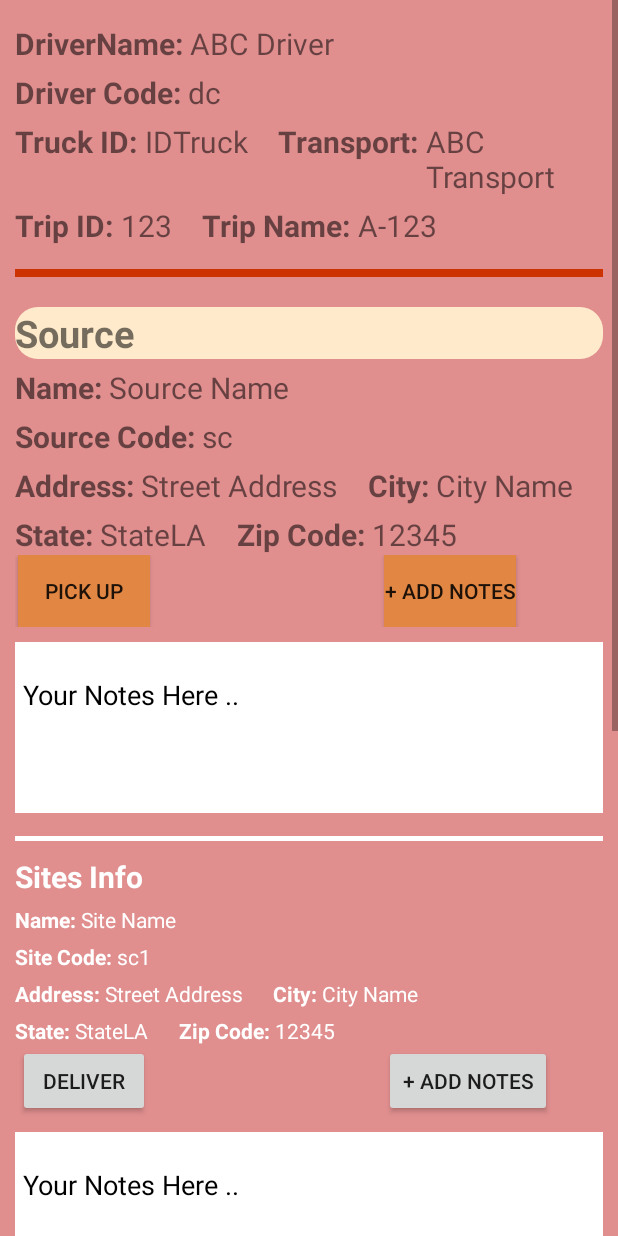
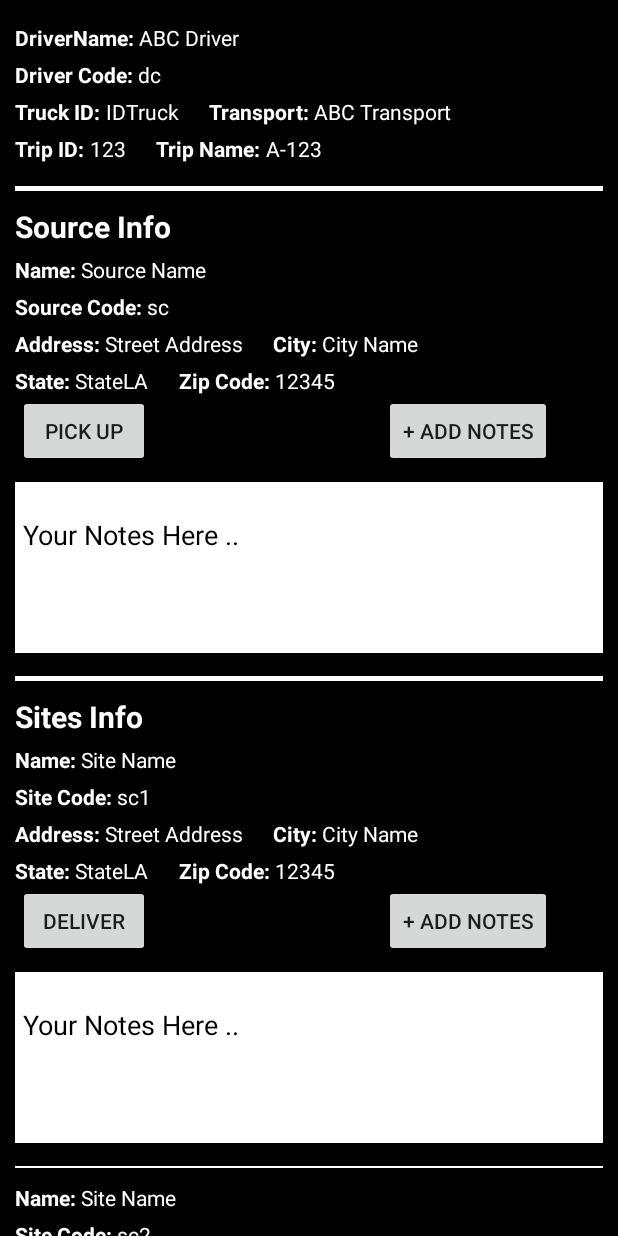
Before and after one commit to suraaj3poudel/Team-Koala, an Android app: the layout fragment_triplist.xml on its own in the app's theme, with its tools: preview values and no code run, on a phone screen of 412 x 824 dp. Run offline under Robolectric (Android 15) with nearby library versions, the phone set to English and light mode, and no system bars; network calls fail.

Commit message:
Finishing up

```diff
--- a/app/src/main/res/layout/activity_main.xml
+++ b/app/src/main/res/layout/activity_main.xml
@@ -60,7 +60,7 @@
         android:orientation="horizontal"
         app:layout_constraintBottom_toBottomOf="parent"
         app:layout_constraintEnd_toEndOf="parent"
-        app:layout_constraintHorizontal_bias="0.0"
+        app:layout_constraintHorizontal_bias="1.0"
         app:layout_constraintStart_toStartOf="parent"
         app:layout_constraintTop_toTopOf="parent"
         app:layout_constraintVertical_bias="0.0">
@@ -103,8 +103,7 @@
                 android:inputType="textEmailAddress"
                 android:paddingHorizontal="30dp"
                 android:textColorHint="#F44336"
-                android:textSize="20sp"
-                />
+                android:textSize="20sp" />
         </LinearLayout>
 
         <LinearLayout
@@ -145,10 +144,10 @@
             android:id="@+id/layout3"
             android:layout_width="0dp"
             android:layout_height="wrap_content"
-            android:background="@drawable/driveridbox"
             android:layout_marginLeft="70dp"
             android:layout_marginRight="50dp"
             android:layout_marginBottom="20dp"
+            android:background="@drawable/driveridbox"
             app:layout_constraintBottom_toBottomOf="parent"
             app:layout_constraintEnd_toEndOf="parent"
             app:layout_constraintStart_toStartOf="parent"
@@ -171,6 +170,17 @@
                 app:layout_constraintStart_toStartOf="parent" />
         </androidx.appcompat.widget.LinearLayoutCompat>
 
+        <TextView
+            android:id="@+id/textView2"
+            android:layout_width="wrap_content"
+            android:layout_height="wrap_content"
+            android:layout_marginTop="24dp"
+            android:text="Just hit login"
+            android:textColor="@android:color/black"
+            app:layout_constraintEnd_toEndOf="parent"
+            app:layout_constraintStart_toStartOf="parent"
+            app:layout_constraintTop_toBottomOf="@+id/layout3" />
+
 
     </androidx.constraintlayout.widget.ConstraintLayout>
 
--- a/app/src/main/res/layout/fragment_triplist.xml
+++ b/app/src/main/res/layout/fragment_triplist.xml
@@ -1,16 +1,14 @@
 <?xml version="1.0" encoding="utf-8"?>
 
 <ScrollView xmlns:android="http://schemas.android.com/apk/res/android"
-    xmlns:app="http://schemas.android.com/apk/res-auto"
     android:layout_height="wrap_content"
-    android:layout_width="match_parent"
-    android:background="@color/peach"
-    >
+    android:layout_width="match_parent">
 
     <LinearLayout
         android:orientation="vertical" android:layout_width="match_parent"
         android:layout_height="match_parent"
         android:padding="10dp"
+        android:background="@android:color/black"
         android:id="@+id/parent_layout">
 
 
@@ -21,14 +19,14 @@
             <TextView
                 android:layout_width="wrap_content"
                 android:layout_height="wrap_content"
+                android:textColor="@android:color/white"
                 android:layout_marginTop="5dp"
-                android:textSize="20sp"
                 android:textStyle="bold"
                 android:text="DriverName: "/>
 
             <TextView
                 android:layout_width="wrap_content"
-                android:textSize="20sp"
+                android:textColor="@android:color/white"
                 android:layout_height="wrap_content"
                 android:id="@+id/driver"
                 android:layout_marginTop="5dp"
@@ -44,8 +42,8 @@
             <TextView
                 android:layout_width="wrap_content"
                 android:layout_height="wrap_content"
+                android:textColor="@android:color/white"
                 android:layout_marginTop="5dp"
-                android:textSize="20sp"
                 android:textStyle="bold"
                 android:text="Driver Code: "/>
 
@@ -54,9 +52,8 @@
                 android:layout_width="match_parent"
                 android:layout_height="wrap_content"
                 android:layout_marginTop="5dp"
-                android:textSize="20sp"
                 android:text="dc"
-                 />
+                android:textColor="@android:color/white" />
 
         </LinearLayout>
 
@@ -69,7 +66,7 @@
             <TextView
                 android:layout_width="wrap_content"
                 android:layout_height="wrap_content"
-                android:textSize="20sp"
+                android:textColor="@android:color/white"
                 android:layout_marginTop="5dp"
                 android:textStyle="bold"
                 android:text="Truck ID: "/>
@@ -77,7 +74,7 @@
             <TextView
                 android:layout_width="match_parent"
                 android:layout_height="wrap_content"
-                android:textSize="20sp"
+                android:textColor="@android:color/white"
                 android:id="@+id/truckID"
                 android:layout_marginTop="5dp"
                 android:text="IDTruck"/>
@@ -86,7 +83,7 @@
                 android:layout_width="wrap_content"
                 android:layout_height="wrap_content"
                 android:layout_marginTop="5dp"
-                android:textSize="20sp"
+                android:textColor="@android:color/white"
                 android:textStyle="bold"
                 android:layout_marginLeft="20dp"
                 android:text="Transport: "/>
@@ -94,8 +91,8 @@
             <TextView
                 android:layout_width="match_parent"
                 android:layout_height="wrap_content"
+                android:textColor="@android:color/white"
                 android:id="@+id/truckDes"
-                android:textSize="20sp"
                 android:layout_marginTop="5dp"
                 android:text="ABC Transport"/>
 
@@ -110,7 +107,7 @@
             <TextView
                 android:layout_width="wrap_content"
                 android:layout_height="wrap_content"
-                android:textSize="20sp"
+                android:textColor="@android:color/white"
                 android:layout_marginTop="5dp"
                 android:textStyle="bold"
                 android:text="Trip ID: "/>
@@ -118,7 +115,7 @@
             <TextView
                 android:layout_width="match_parent"
                 android:layout_height="wrap_content"
-                android:textSize="20sp"
+                android:textColor="@android:color/white"
                 android:id="@+id/tripID"
                 android:layout_marginTop="5dp"
                 android:text="123"/>
@@ -126,17 +123,16 @@
             <TextView
                 android:layout_width="wrap_content"
                 android:layout_height="wrap_content"
-
+                android:textColor="@android:color/white"
                 android:layout_marginTop="5dp"
                 android:layout_marginLeft="20dp"
-                android:textSize="20sp"
                 android:textStyle="bold"
                 android:text="Trip Name: "/>
 
             <TextView
                 android:layout_width="match_parent"
                 android:layout_height="wrap_content"
-                android:textSize="20sp"
+                android:textColor="@android:color/white"
                 android:id="@+id/tripName"
                 android:layout_marginTop="5dp"
                 android:text="A-123"/>
@@ -146,23 +142,20 @@
         <View
             android:id="@+id/divider1"
             android:layout_width="match_parent"
-            android:layout_height="5dp"
+            android:layout_height="3dp"
             android:layout_marginTop="15dp"
-            android:background="@color/red" />
+            android:background="@android:color/white" />
 
 
 
         <TextView
             android:layout_width="match_parent"
             android:layout_height="wrap_content"
-
-            android:layout_marginTop="20dp"
+            android:textColor="@android:color/white"
+            android:layout_marginTop="10dp"
             android:textStyle="bold"
-            android:textSize="25sp"
-
-            android:background="@drawable/driveridbox"
-
-            android:text="Source "/>
+            android:textSize="20dp"
+            android:text="Source Info"/>
 
         <LinearLayout
             android:layout_width="wrap_content"
@@ -172,7 +165,7 @@
             <TextView
                 android:layout_width="wrap_content"
                 android:layout_height="wrap_content"
-                android:textSize="20sp"
+                android:textColor="@android:color/white"
                 android:layout_marginTop="5dp"
                 android:textStyle="bold"
                 android:text="Name: "/>
@@ -180,7 +173,7 @@
             <TextView
                 android:layout_width="match_parent"
                 android:layout_height="wrap_content"
-                android:textSize="20sp"
+                android:textColor="@android:color/white"
                 android:id="@+id/source"
                 android:layout_marginTop="5dp"
                 android:text="Source Name"/>
@@ -195,7 +188,7 @@
             <TextView
                 android:layout_width="wrap_content"
                 android:layout_height="wrap_content"
-                android:textSize="20sp"
+                android:textColor="@android:color/white"
                 android:layout_marginTop="5dp"
                 android:textStyle="bold"
                 android:text="Source Code: "/>
@@ -206,7 +199,7 @@
                 android:layout_height="wrap_content"
                 android:layout_marginTop="5dp"
                 android:text="sc"
-                android:textSize="20sp" />
+                android:textColor="@android:color/white" />
 
         </LinearLayout>
 
@@ -218,7 +211,7 @@
             <TextView
                 android:layout_width="wrap_content"
                 android:layout_height="wrap_content"
-                android:textSize="20sp"
+                android:textColor="@android:color/white"
                 android:layout_marginTop="5dp"
                 android:textStyle="bold"
                 android:text="Address: "/>
@@ -226,7 +219,7 @@
             <TextView
                 android:layout_width="match_parent"
                 android:layout_height="wrap_content"
-                android:textSize="20sp"
+                android:textColor="@android:color/white"
                 android:id="@+id/address"
                 android:layout_marginTop="5dp"
                 android:text="Street Address"/>
@@ -236,7 +229,7 @@
                 android:layout_height="wrap_content"
                 android:layout_marginTop="5dp"
                 android:layout_marginLeft="20dp"
-                android:textSize="20sp"
+                android:textColor="@android:color/white"
                 android:textStyle="bold"
                 android:text="City: "/>
 
@@ -244,9 +237,8 @@
                 android:layout_width="match_parent"
                 android:layout_height="wrap_content"
                 android:id="@+id/city"
-                android:textSize="20sp"
                 android:layout_marginTop="5dp"
-
+                android:textColor="@android:color/white"
                 android:text="City Name"/>
 
         </LinearLayout>
@@ -260,7 +252,7 @@
                 android:layout_width="wrap_content"
                 android:layout_height="wrap_content"
                 android:layout_marginTop="5dp"
-                android:textSize="20sp"
+                android:textColor="@android:color/white"
                 android:textStyle="bold"
                 android:text="State: "/>
 
@@ -268,16 +260,15 @@
                 android:layout_width="match_parent"
                 android:layout_height="wrap_content"
                 android:id="@+id/state"
-                android:textSize="20sp"
                 android:layout_marginTop="5dp"
+                android:textColor="@android:color/white"
                 android:text="StateLA"/>
 
             <TextView
                 android:layout_width="wrap_content"
                 android:layout_height="wrap_content"
                 android:layout_marginTop="5dp"
-                android:textSize="20sp"
-
+                android:textColor="@android:color/white"
                 android:layout_marginLeft="20dp"
                 android:textStyle="bold"
                 android:text="Zip Code: "/>
@@ -285,9 +276,8 @@
             <TextView
                 android:layout_width="match_parent"
                 android:layout_height="wrap_content"
-
+                android:textColor="@android:color/white"
                 android:id="@+id/zipcode"
-                android:textSize="20sp"
                 android:layout_marginTop="5dp"
                 android:text="12345"/>
 
@@ -303,7 +293,6 @@
                 android:layout_width="wrap_content"
                 android:layout_height="wrap_content"
                 android:id="@+id/sourceNotes"
-                android:background="@color/orange"
                 android:layout_alignParentStart="true"
                 android:layout_alignParentLeft="true"
                 android:layout_alignParentRight="true"
@@ -316,7 +305,6 @@
                 android:layout_width="wrap_content"
                 android:layout_height="wrap_content"
                 android:id="@+id/sourceForm"
-                android:background="@color/orange"
                 android:layout_alignParentStart="true"
                 android:layout_alignParentLeft="true"
                 android:layout_alignParentRight="true"
@@ -791,12 +779,6 @@
             android:textColor="@android:color/black"
             android:textSize="50dp" />
 
-        <ImageView
-            android:id="@+id/imageView3"
-            android:layout_width="match_parent"
-            android:layout_height="wrap_content"
-            app:srcCompat="@drawable/ic_baseline_departure_board_24" />
-
 
     </LinearLayout>
 
```
